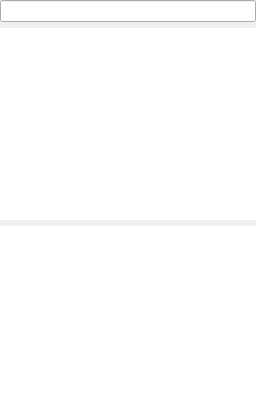
Qt form src/application/mainwindow/mainwindow.ui (albertlauncher/albert) before a commit.
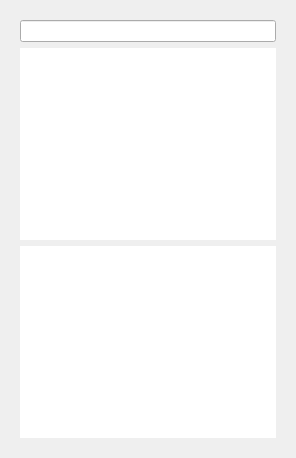
The same form after that commit. Icons and pictures are not drawn. Custom widgets are drawn as their Qt base class.

Commit message: Added shadow effect for Albert

Diff of the .ui file:
```diff
--- a/src/application/mainwindow/mainwindow.ui
+++ b/src/application/mainwindow/mainwindow.ui
@@ -11,16 +11,16 @@
     <enum>QLayout::SetFixedSize</enum>
    </property>
    <property name="leftMargin">
-    <number>0</number>
+    <number>20</number>
    </property>
    <property name="topMargin">
-    <number>0</number>
+    <number>20</number>
    </property>
    <property name="rightMargin">
-    <number>0</number>
+    <number>20</number>
    </property>
    <property name="bottomMargin">
-    <number>0</number>
+    <number>20</number>
    </property>
    <item>
     <widget class="QFrame" name="frame">
```
The commit also changes 1 other file.
